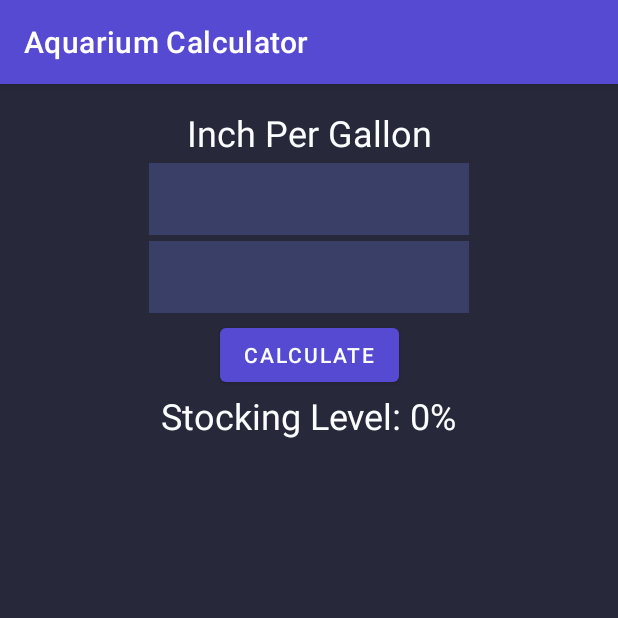
After one commit to connorlof/aquarium_calculator, an Android app: the StockingFragment screen opened through its navigation route, on a phone screen of 412 x 824 dp, the top half of it. The commit adds this screen. Run offline under Robolectric (Android 15) with nearby library versions, the phone set to English and light mode, and no system bars; our stand-ins replace Dagger/Hilt's generated code.

Commit message:
Add stocking views and navigation

```diff
--- a/app/src/main/java/com/loftydev/aquariumcalculator/MenuActivity.kt
+++ b/app/src/main/java/com/loftydev/aquariumcalculator/MenuActivity.kt
@@ -7,6 +7,8 @@ import com.loftydev.aquariumcalculator.databinding.ActivityMenuBinding
 import com.loftydev.aquariumcalculator.presentation.viewmodel.EquipmentViewModel
 import com.loftydev.aquariumcalculator.presentation.viewmodel.EquipmentViewModelFactory
 import com.loftydev.aquariumcalculator.presentation.viewmodel.MenuViewModel
+import com.loftydev.aquariumcalculator.presentation.viewmodel.StockingViewModel
+import com.loftydev.aquariumcalculator.presentation.viewmodel.StockingViewModelFactory
 import com.loftydev.aquariumcalculator.presentation.viewmodel.UnitConverterViewModel
 import com.loftydev.aquariumcalculator.presentation.viewmodel.UnitConverterViewModelFactory
 import dagger.hilt.android.AndroidEntryPoint
@@ -18,6 +20,10 @@ class MenuActivity : AppCompatActivity() {
     @Inject
     lateinit var unitConverterFactory: UnitConverterViewModelFactory
     lateinit var unitConverterViewModel: UnitConverterViewModel
+
+    @Inject
+    lateinit var stockingFactory: StockingViewModelFactory
+    lateinit var stockingViewModel: StockingViewModel
 
     @Inject
     lateinit var equipmentFactory: EquipmentViewModelFactory
@@ -33,6 +39,7 @@ class MenuActivity : AppCompatActivity() {
         setContentView(binding.root)
 
         equipmentViewModel = ViewModelProvider(this, equipmentFactory)[EquipmentViewModel::class.java]
+        stockingViewModel = ViewModelProvider(this, stockingFactory)[StockingViewModel::class.java]
         unitConverterViewModel = ViewModelProvider(this, unitConverterFactory)[UnitConverterViewModel::class.java]
     }
 }
--- a/app/src/main/java/com/loftydev/aquariumcalculator/MenuFragment.kt
+++ b/app/src/main/java/com/loftydev/aquariumcalculator/MenuFragment.kt
@@ -26,8 +26,14 @@ class MenuFragment : Fragment() {
         _binding = FragmentMenuBinding.inflate(inflater, container, false)
         viewModel = (activity as MenuActivity).menuViewModel
 
-        binding.filterEquipButton.setOnClickListener {
-            findNavController().navigate(R.id.action_MenuFragment_to_EquipmentFragment)
+        binding.inchStockingButton.setOnClickListener {
+            viewModel.select(StockingFragment.STOCKING_INCH_GALLON)
+            findNavController().navigate(R.id.action_MenuFragment_to_stockingFragment)
+        }
+
+        binding.saStockingButton.setOnClickListener {
+            viewModel.select(StockingFragment.STOCKING_SURFACE_AREA)
+            findNavController().navigate(R.id.action_MenuFragment_to_stockingFragment)
         }
 
         binding.tempConvButton.setOnClickListener {
@@ -50,6 +56,10 @@ class MenuFragment : Fragment() {
             findNavController().navigate(R.id.action_MenuFragment_to_unitConverterFragment)
         }
 
+        binding.filterEquipButton.setOnClickListener {
+            findNavController().navigate(R.id.action_MenuFragment_to_EquipmentFragment)
+        }
+
         return binding.root
     }
 
--- /dev/null
+++ b/app/src/main/java/com/loftydev/aquariumcalculator/StockingFragment.kt
@@ -0,0 +1,27 @@
+package com.loftydev.aquariumcalculator
+
+import android.os.Bundle
+import androidx.fragment.app.Fragment
+import android.view.LayoutInflater
+import android.view.View
+import android.view.ViewGroup
+
+class StockingFragment : Fragment() {
+
+    override fun onCreate(savedInstanceState: Bundle?) {
+        super.onCreate(savedInstanceState)
+    }
+
+    override fun onCreateView(
+        inflater: LayoutInflater, container: ViewGroup?,
+        savedInstanceState: Bundle?
+    ): View? {
+        // Inflate the layout for this fragment
+        return inflater.inflate(R.layout.fragment_stocking, container, false)
+    }
+
+    companion object {
+        const val STOCKING_INCH_GALLON = "STOCKING_INCH_GALLON"
+        const val STOCKING_SURFACE_AREA = "STOCKING_SURFACE_AREA"
+    }
+}
--- a/app/src/main/java/com/loftydev/aquariumcalculator/presentation/di/FactoryModule.kt
+++ b/app/src/main/java/com/loftydev/aquariumcalculator/presentation/di/FactoryModule.kt
@@ -5,6 +5,7 @@ import com.loftydev.aquariumcalculator.domain.usecase.GetConversionUseCase
 import com.loftydev.aquariumcalculator.domain.usecase.GetFiltersUseCase
 import com.loftydev.aquariumcalculator.domain.usecase.SwapConversionUseCase
 import com.loftydev.aquariumcalculator.presentation.viewmodel.EquipmentViewModelFactory
+import com.loftydev.aquariumcalculator.presentation.viewmodel.StockingViewModelFactory
 import com.loftydev.aquariumcalculator.presentation.viewmodel.UnitConverterViewModelFactory
 import dagger.Module
 import dagger.Provides
@@ -28,6 +29,14 @@ class FactoryModule {
 
     @Singleton
     @Provides
+    fun provideStockingViewModelFactory(
+        app: Application,
+    ): StockingViewModelFactory {
+        return StockingViewModelFactory(app)
+    }
+
+    @Singleton
+    @Provides
     fun provideEquipmentViewModelFactory(
         app: Application,
         getFiltersUseCase: GetFiltersUseCase
--- /dev/null
+++ b/app/src/main/java/com/loftydev/aquariumcalculator/presentation/viewmodel/StockingViewModel.kt
@@ -0,0 +1,9 @@
+package com.loftydev.aquariumcalculator.presentation.viewmodel
+
+import android.app.Application
+import androidx.lifecycle.AndroidViewModel
+
+class StockingViewModel(
+    app: Application,
+) : AndroidViewModel(app) {
+}
--- /dev/null
+++ b/app/src/main/java/com/loftydev/aquariumcalculator/presentation/viewmodel/StockingViewModelFactory.kt
@@ -0,0 +1,17 @@
+package com.loftydev.aquariumcalculator.presentation.viewmodel
+
+import android.app.Application
+import androidx.lifecycle.ViewModel
+import androidx.lifecycle.ViewModelProvider
+import com.loftydev.aquariumcalculator.domain.usecase.GetConversionUseCase
+import com.loftydev.aquariumcalculator.domain.usecase.SwapConversionUseCase
+
+class StockingViewModelFactory(
+    private val app: Application,
+): ViewModelProvider.Factory {
+    override fun <T : ViewModel> create(modelClass: Class<T>): T {
+        return StockingViewModel(
+            app
+        ) as T
+    }
+}
--- /dev/null
+++ b/app/src/main/res/layout/fragment_stocking.xml
@@ -0,0 +1,82 @@
+<?xml version="1.0" encoding="utf-8"?>
+<FrameLayout xmlns:android="http://schemas.android.com/apk/res/android"
+    xmlns:app="http://schemas.android.com/apk/res-auto"
+    xmlns:tools="http://schemas.android.com/tools"
+    android:layout_width="match_parent"
+    android:layout_height="match_parent"
+    android:background="@color/layout_background"
+    tools:context=".StockingFragment">
+
+    <androidx.constraintlayout.widget.ConstraintLayout
+        android:layout_width="match_parent"
+        android:layout_height="match_parent"
+        android:padding="16dp">
+
+    <TextView
+        android:id="@+id/tv_stocking_header"
+        android:layout_width="wrap_content"
+        android:layout_height="wrap_content"
+        android:text="Inch Per Gallon"
+        android:textColor="@color/primary_text"
+        android:textSize="24sp"
+        app:layout_constraintEnd_toEndOf="parent"
+        app:layout_constraintStart_toStartOf="parent"
+        app:layout_constraintTop_toTopOf="parent" />
+
+        <EditText
+            android:id="@+id/et_stocking_gallons"
+            android:layout_width="wrap_content"
+            android:layout_height="48dp"
+            android:padding="4dp"
+            android:layout_margin="4dp"
+            android:background="@color/secondary_card"
+            android:ems="10"
+            android:inputType="number"
+            app:layout_constraintEnd_toEndOf="parent"
+            app:layout_constraintStart_toStartOf="parent"
+            app:layout_constraintTop_toBottomOf="@id/tv_stocking_header" />
+
+        <EditText
+            android:id="@+id/et_stocking_inches"
+            android:layout_width="wrap_content"
+            android:layout_height="48dp"
+            android:padding="4dp"
+            android:layout_margin="4dp"
+            android:background="@color/secondary_card"
+            android:ems="10"
+            android:inputType="number"
+            app:layout_constraintEnd_toEndOf="parent"
+            app:layout_constraintStart_toStartOf="parent"
+            app:layout_constraintTop_toBottomOf="@id/et_stocking_gallons" />
+
+    <androidx.constraintlayout.widget.Guideline
+        android:id="@+id/guideline"
+        android:layout_width="wrap_content"
+        android:layout_height="wrap_content"
+        android:orientation="vertical"
+        app:layout_constraintGuide_percent="0.5" />
+
+    <Button
+        android:id="@+id/btn_convert_calculate"
+        android:layout_width="wrap_content"
+        android:layout_height="wrap_content"
+        android:layout_margin="4dp"
+        android:text="Calculate"
+        app:layout_constraintStart_toStartOf="@id/guideline"
+        app:layout_constraintEnd_toEndOf="@id/guideline"
+        app:layout_constraintTop_toBottomOf="@id/et_stocking_inches" />
+
+    <TextView
+        android:id="@+id/tv_stocking_output"
+        android:layout_width="wrap_content"
+        android:layout_height="wrap_content"
+        android:text="Stocking Level: 0%"
+        android:textColor="@color/primary_text"
+        android:textSize="24sp"
+        app:layout_constraintEnd_toEndOf="parent"
+        app:layout_constraintStart_toStartOf="parent"
+        app:layout_constraintTop_toBottomOf="@id/btn_convert_calculate" />
+
+    </androidx.constraintlayout.widget.ConstraintLayout>
+
+</FrameLayout>
--- a/app/src/main/res/navigation/nav_graph.xml
+++ b/app/src/main/res/navigation/nav_graph.xml
@@ -17,6 +17,9 @@
         <action
             android:id="@+id/action_MenuFragment_to_unitConverterFragment"
             app:destination="@id/unitConverterFragment" />
+        <action
+            android:id="@+id/action_MenuFragment_to_stockingFragment"
+            app:destination="@id/stockingFragment" />
     </fragment>
     <fragment
         android:id="@+id/EquipmentFragment"
@@ -28,4 +31,9 @@
         android:name="com.loftydev.aquariumcalculator.UnitConverterFragment"
         android:label="UnitConverterFragment" >
     </fragment>
+    <fragment
+        android:id="@+id/stockingFragment"
+        android:name="com.loftydev.aquariumcalculator.StockingFragment"
+        android:label="fragment_stocking"
+        tools:layout="@layout/fragment_stocking" />
 </navigation>
```
